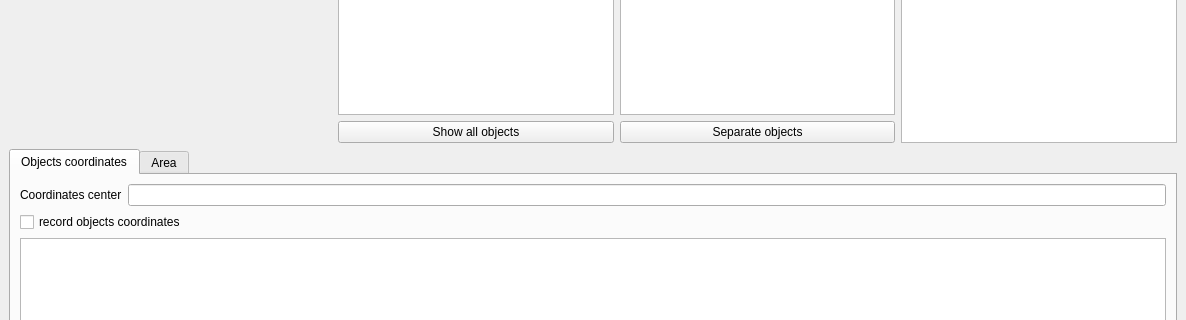
Above: src/doris.ui from olivierfriard/DORIS before the change; both pictures show x 0 to 1186 and y 403 to 723 of the 1186 by 971 pixel window. Below: the same form after it.
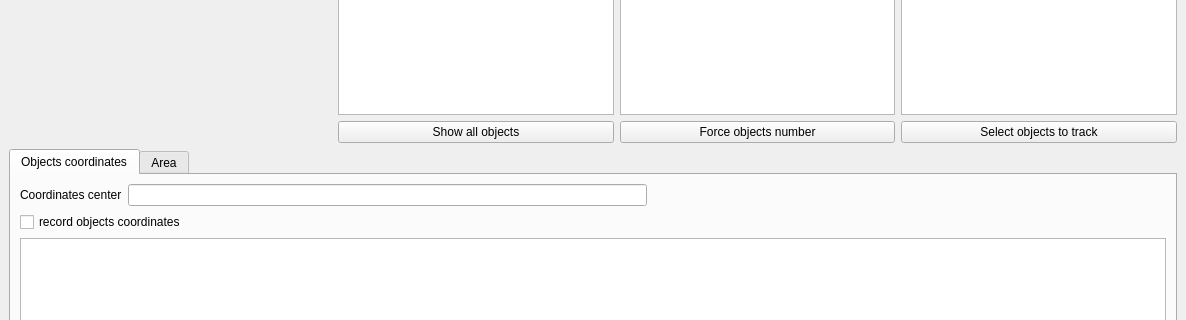
That is the form after the change.

Diff of the .ui file:
```diff
--- a/src/doris.ui
+++ b/src/doris.ui
@@ -527,7 +527,7 @@
         <item>
          <widget class="QPushButton" name="pb_separate_objects">
           <property name="text">
-           <string>Separate objects</string>
+           <string>Force objects number</string>
           </property>
          </widget>
         </item>
@@ -552,6 +552,13 @@
           </property>
          </widget>
         </item>
+        <item>
+         <widget class="QPushButton" name="pb_select_objects_to_track">
+          <property name="text">
+           <string>Select objects to track</string>
+          </property>
+         </widget>
+        </item>
        </layout>
       </item>
      </layout>
@@ -584,6 +591,19 @@
               </property>
              </widget>
             </item>
+            <item>
+             <spacer name="horizontalSpacer_9">
+              <property name="orientation">
+               <enum>Qt::Horizontal</enum>
+              </property>
+              <property name="sizeHint" stdset="0">
+               <size>
+                <width>40</width>
+                <height>20</height>
+               </size>
+              </property>
+             </spacer>
+            </item>
            </layout>
           </item>
           <item>
```
Left out of the diff: 2 changed lines with no effect on the pictures.
